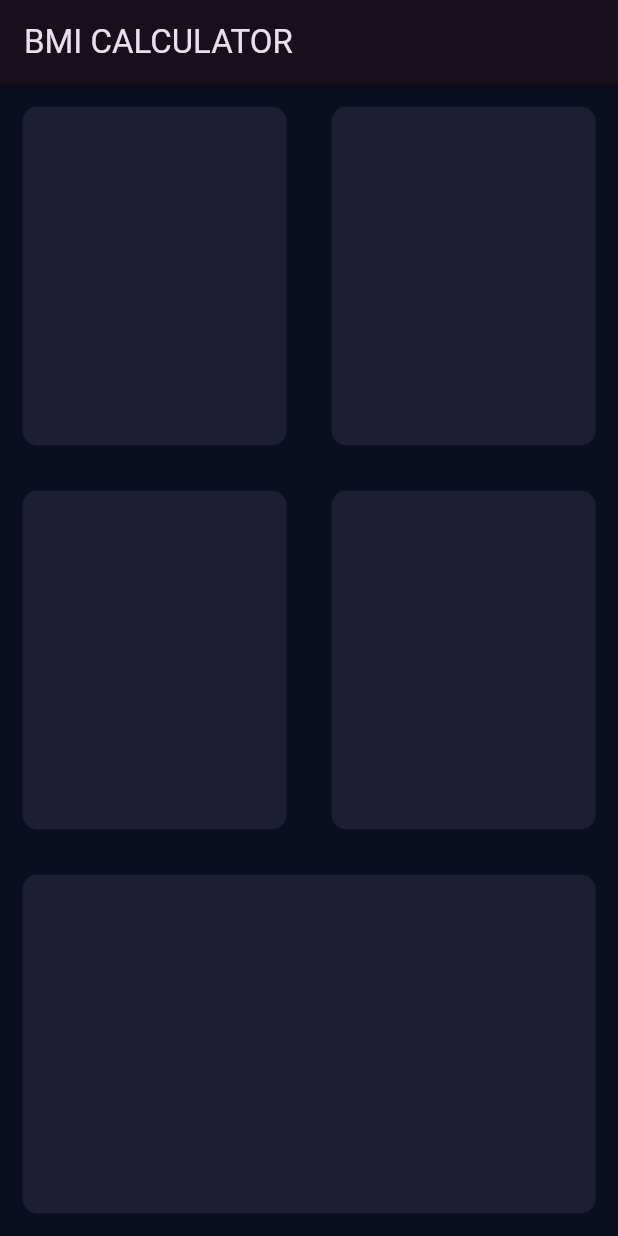
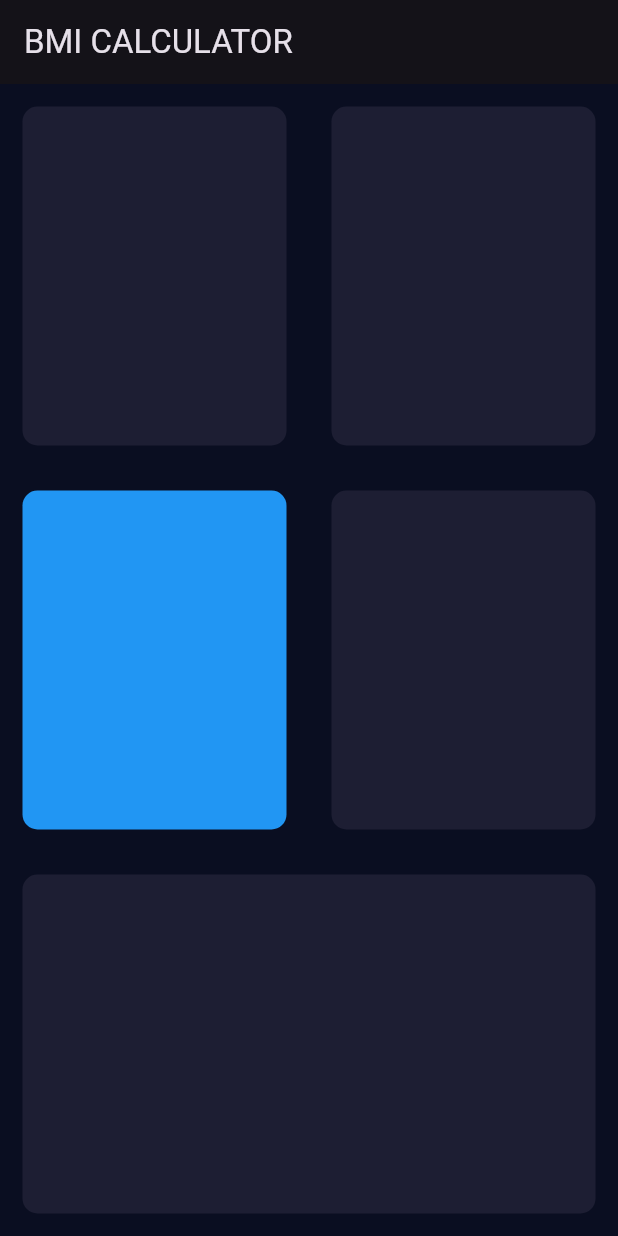
Before and after one commit to Mr-Zainulabadin/bmi, a Flutter app: the screen it shows after launch, on a phone screen of 412 x 824 dp. Run offline on Flutter 3.47's test engine with Material 3 defaults, Android fonts, the phone set to English and light mode, and no system bars.

Commit message:
refactor our code in flutter || Lecture 57 || Part 03

```diff
--- a/lib/input_page.dart
+++ b/lib/input_page.dart
@@ -19,23 +19,14 @@ class _InputPageState extends State<InputPage> {
             child: Row(
               children: <Widget>[
                 Expanded(
-                  child: Container(
-                    margin: EdgeInsets.all(15.0),
-                    decoration: BoxDecoration(
-                      color: Color(0xFF1D1E33),
-                      borderRadius: BorderRadius.circular(10.0),
-                    ),
+                  child: new containerRepeted(colors: Color(0xFF1D1E33),
                   ),
                 ),
                 Expanded(
-                  child: Container(
-                    margin: EdgeInsets.all(15.0),
-                    decoration: BoxDecoration(
-                      color: Color(0xFF1D1E33),
-                      borderRadius: BorderRadius.circular(10.0),
-                    ),
+                  child: new containerRepeted(colors: Color(0xFF1D1E33),
                   ),
-                ),
+                  ),
+
               ],
             ),
           ),
@@ -43,37 +34,37 @@ class _InputPageState extends State<InputPage> {
             child: Row(
               children: <Widget>[
                 Expanded(
-                  child: Container(
-                    margin: EdgeInsets.all(15.0),
-                    decoration: BoxDecoration(
-                      color: Color(0xFF1D1E33),
-                      borderRadius: BorderRadius.circular(10.0),
-                    ),
-                  ),
+                  child:  new containerRepeted(colors: Colors.blue),
+
                 ),
                 Expanded(
-                  child: Container(
-                    margin: EdgeInsets.all(15.0),
-                    decoration: BoxDecoration(
-                      color: Color(0xFF1D1E33),
-                      borderRadius: BorderRadius.circular(10.0),
-                    ),
-                  ),
+                  child:  new containerRepeted(colors: Color(0xFF1D1E33),),
                 ),
               ],
             ),
           ),
           Expanded(
-            child: Container(
-              margin: EdgeInsets.all(15.0),
-              decoration: BoxDecoration(
-                color: Color(0xFF1D1E33),
-                borderRadius: BorderRadius.circular(10.0),
-              ),
-            ),
+            child:  new containerRepeted(colors: Color(0xFF1D1E33),),
           ),
         ],
       ),
     );
   }
 }
+
+class containerRepeted extends StatelessWidget {
+  containerRepeted({required this.colors});
+  final Color colors;
+
+
+  @override
+  Widget build(BuildContext context) {
+    return Container(
+      margin: EdgeInsets.all(15.0),
+      decoration: BoxDecoration(
+        color: colors,
+        borderRadius: BorderRadius.circular(10.0),
+      ),
+    );
+  }
+}
```
